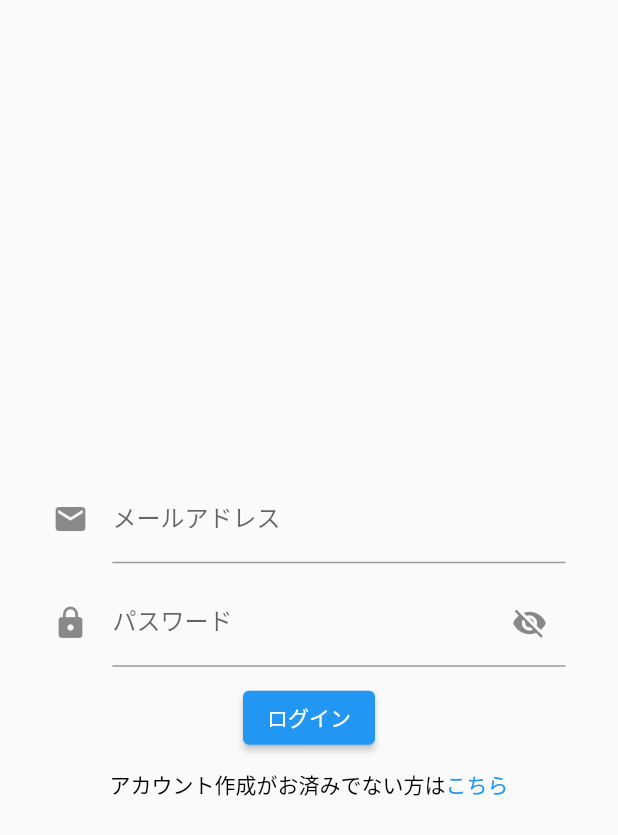
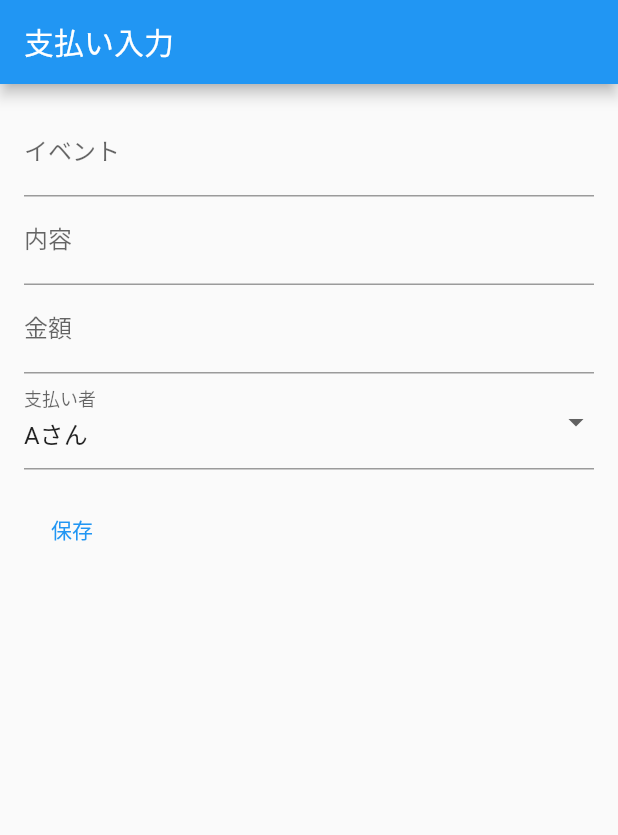
Before and after one commit to yusei-murai/warikanking_frontend, a Flutter app: the screen it shows after launch, on a phone screen of 412 x 824 dp. Shown: the top 835 px of the screen. Run offline on Flutter 3.47's test engine with Material 2 defaults, Android fonts, the phone set to English and light mode, and no system bars; our stand-ins replace flutter_secure_storage, google_fonts.

Commit message:
ログイン処理

```diff
--- a/lib/main.dart
+++ b/lib/main.dart
@@ -4,6 +4,7 @@ import 'package:provider/provider.dart';
 import 'package:warikanking_frontend/providers/hide_password_provider.dart';
 import 'package:warikanking_frontend/views/accounts/signin_page.dart';
 import 'package:warikanking_frontend/views/accounts/signup_page.dart';
+import 'package:warikanking_frontend/views/pays/input_pay_page.dart';
 
 void main() {
   runApp(const MyApp());
@@ -20,6 +21,7 @@ class MyApp extends StatelessWidget {
         ChangeNotifierProvider(create: (context) => ChangeHidePassword()),
         ChangeNotifierProvider(create: (context) => SetSignupErrorMessage()),
         ChangeNotifierProvider(create: (context) => SetSigninErrorMessage()),
+        ChangeNotifierProvider(create: (context) => PaymentProvider()),
       ],
       child: MaterialApp(
         title: "warikanking",
@@ -29,7 +31,7 @@ class MyApp extends StatelessWidget {
               Theme.of(context).textTheme
           ),
         ),
-        home: SigninPage(),
+        home: InputPayPage(),
       ),
     );
   }
--- a/lib/utils/apis/accounts/accounts_api.dart
+++ b/lib/utils/apis/accounts/accounts_api.dart
@@ -4,7 +4,7 @@ import 'package:http/http.dart' as http;
 
 class AccountsApi{
   static Future<dynamic> getToken(String email, String password) async {
-    Uri url = Uri.parse('http://10.0.2.2:8000/apis/v1/auth/jwt/create');
+    Uri url = Uri.parse('http://10.0.2.2:8000/api/v1/auth/jwt/create');
     Map<String, String> headers = {'content-type': 'application/json'};
     String body = json.encode({
       'email': email,
@@ -15,14 +15,14 @@ class AccountsApi{
 
     if (response.statusCode == 200) {
       Map<String, dynamic> data = jsonDecode(response.body);
-      return data['access'];
+      return data; //refresh:リフレッシュトークン access:アクセストークン
     } else {
       return null;
     }
   }
 
   static Future<dynamic> createUser(String name, String email, String password) async {
-    Uri url = Uri.parse('http://10.0.2.2:8000/apis/v1/auth/users');
+    Uri url = Uri.parse('http://10.0.2.2:8000/api/v1/auth/users');
     Map<String, String> headers = {'content-type': 'application/json'};
     String body = json.encode({
       'name': name,
--- a/lib/views/accounts/signup_page.dart
+++ b/lib/views/accounts/signup_page.dart
@@ -3,7 +3,7 @@ import 'package:flutter/material.dart';
 import 'package:flutter/widgets.dart';
 import 'package:provider/provider.dart';
 import 'package:warikanking_frontend/providers/hide_password_provider.dart';
-import 'package:warikanking_frontend/utils/api/accounts/accounts_api.dart';
+import 'package:warikanking_frontend/utils/apis/accounts/accounts_api.dart';
 import 'package:warikanking_frontend/views/accounts/signin_page.dart';
 
 class SetSignupErrorMessage with ChangeNotifier {
--- /dev/null
+++ b/lib/views/pays/input_pay_page.dart
@@ -0,0 +1,105 @@
+import 'package:flutter/material.dart';
+import 'package:provider/provider.dart';
+
+class PaymentProvider with ChangeNotifier {
+  List<String> _payerList = ['Aさん', 'Bさん', 'Cさん'];
+  //List<Payment> _paymentList = [];
+
+  List<String> get payerList => [..._payerList];
+
+  //List<Payment> get paymentList => [..._paymentList];
+
+  //void addPayment(Payment payment) {
+    //_paymentList.add(payment);
+    //notifyListeners();
+  //}
+}
+
+class InputPayPage extends StatelessWidget {
+  final _formKey = GlobalKey<FormState>();
+  final TextEditingController _eventController = TextEditingController();
+  final TextEditingController _descriptionController = TextEditingController();
+  final TextEditingController _amountController = TextEditingController();
+  String _selectedPayer='Aさん';
+
+  @override
+  Widget build(BuildContext context) {
+    final payerList = Provider.of<PaymentProvider>(context).payerList;
+    return Scaffold(
+      appBar: AppBar(
+        title: Text('支払い入力'),
+      ),
+      body: Padding(
+        padding: const EdgeInsets.all(16.0),
+        child: Form(
+          key: _formKey,
+          child: Column(
+            crossAxisAlignment: CrossAxisAlignment.start,
+            children: [
+              TextFormField(
+                decoration: InputDecoration(labelText: 'イベント'),
+                controller: _eventController,
+                validator: (value) {
+                  if (value!.isEmpty) {
+                    return 'イベント名は必須です';
+                  }
+                  return null;
+                },
+              ),
+              TextFormField(
+                decoration: InputDecoration(labelText: '内容'),
+                controller: _descriptionController,
+                validator: (value) {
+                  if (value!.isEmpty) {
+                    return '内容は必須です';
+                  }
+                  return null;
+                },
+              ),
+              TextFormField(
+                decoration: InputDecoration(labelText: '金額'),
+                controller: _amountController,
+                keyboardType: TextInputType.number,
+                validator: (value) {
+                  if (value!.isEmpty) {
+                    return '金額は必須です';
+                  }
+                  if (double.tryParse(value) == null) {
+                    return '金額は数字で入力してください';
+                  }
+                  return null;
+                },
+              ),
+              DropdownButtonFormField<String>(
+                decoration: InputDecoration(labelText: '支払い者'),
+                value: _selectedPayer,
+                onChanged: (value) {
+                  _selectedPayer = value!;
+                },
+                validator: (value) {
+                  if (value == null) {
+                    return '支払い者を選択してください';
+                  }
+                  return null;
+                },
+                items: payerList.map<DropdownMenuItem<String>>((payer) {
+                  return DropdownMenuItem<String>(
+                    value: payer,
+                    child: Text(payer),
+                  );
+                }).toList(),
+              ),
+              SizedBox(height: 16.0),
+              TextButton(
+                child: Text('保存'),
+                onPressed: () {
+
+                },
+              ),
+            ],
+          ),
+        ),
+      ),
+    );
+  }
+}
```
Also changed, not shown: lib/utils/infras/secure_storage_infra.dart (+20 -9 lines), lib/utils/usecases/signin_usecase.dart (+12 -2 lines), lib/views/accounts/signin_page.dart (+5 -6 lines), lib/views/events.dart (added), 1 other file.
